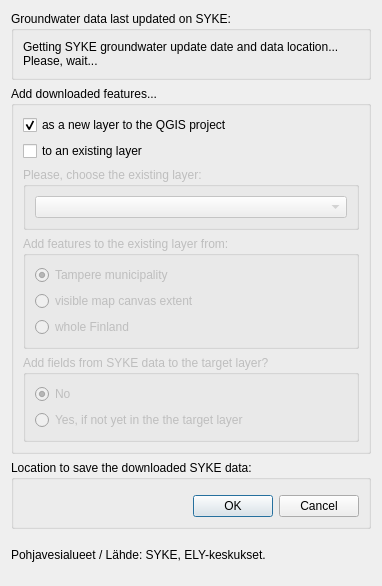
Qt form SYKE_plugin/syke_tampere_plugin_dialog_base.ui (GispoCoding/Tampere-KDYK) before a commit.
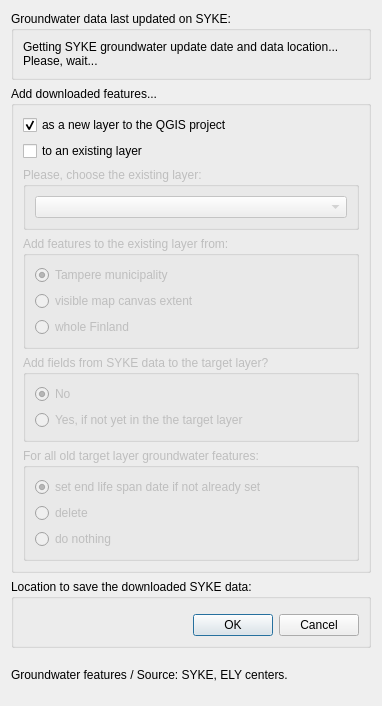
The same form after that commit. Custom widgets are drawn as their Qt base class.

Commit message: Add possibility to handle old groundwater features in the plugin

The edit to the form file:
```diff
--- a/SYKE_plugin/syke_tampere_plugin_dialog_base.ui
+++ b/SYKE_plugin/syke_tampere_plugin_dialog_base.ui
@@ -7,7 +7,7 @@
     <x>0</x>
     <y>0</y>
     <width>382</width>
-    <height>586</height>
+    <height>706</height>
    </rect>
   </property>
   <property name="windowTitle">
@@ -142,6 +142,42 @@
         </layout>
        </widget>
       </item>
+      <item>
+       <widget class="QGroupBox" name="groupBoxOldFeatureHandling">
+        <property name="enabled">
+         <bool>false</bool>
+        </property>
+        <property name="title">
+         <string>For all old target layer groundwater features:</string>
+        </property>
+        <layout class="QVBoxLayout" name="verticalLayout_8">
+         <item>
+          <widget class="QRadioButton" name="radioButtonOldFeaturesExpire">
+           <property name="text">
+            <string>set end life span date if not already set</string>
+           </property>
+           <property name="checked">
+            <bool>true</bool>
+           </property>
+          </widget>
+         </item>
+         <item>
+          <widget class="QRadioButton" name="radioButtonOldFeaturesDelete">
+           <property name="text">
+            <string>delete</string>
+           </property>
+          </widget>
+         </item>
+         <item>
+          <widget class="QRadioButton" name="radioButtonOldFeaturesDoNothing">
+           <property name="text">
+            <string>do nothing</string>
+           </property>
+          </widget>
+         </item>
+        </layout>
+       </widget>
+      </item>
      </layout>
     </widget>
    </item>
@@ -173,7 +209,7 @@
    <item>
     <widget class="QLabel" name="label">
      <property name="text">
-      <string>Pohjavesialueet / Lähde: SYKE, ELY-keskukset.</string>
+      <string>Groundwater features / Source: SYKE, ELY centers.</string>
      </property>
     </widget>
    </item>
```
Left out of the diff: 2 changed lines with no effect on the pictures. The commit also changes 3 other files.
